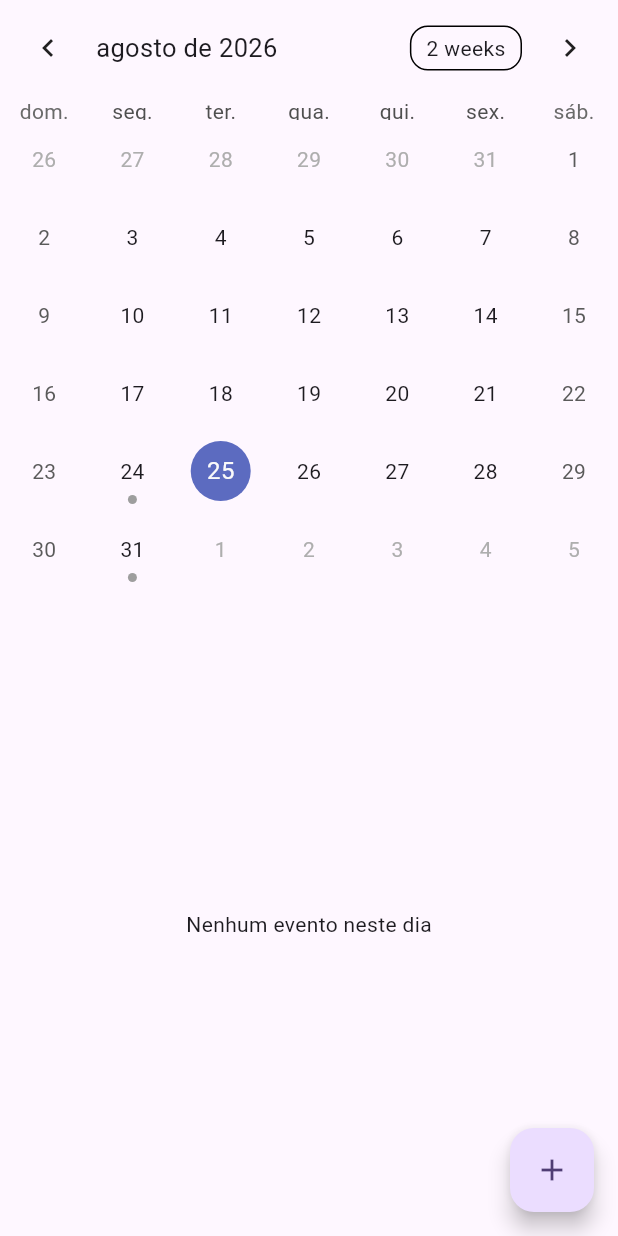
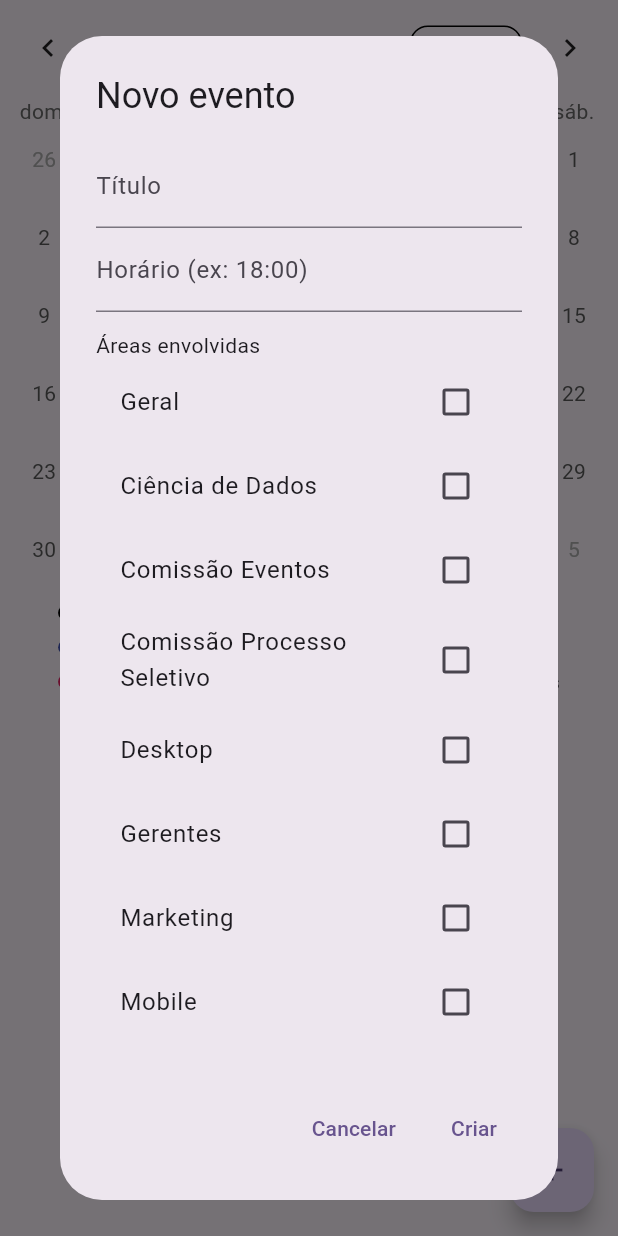
Before and after one commit to miguelcortez1105/AsiApp, a Flutter app: the AbaCalendario screen opened directly, after a tap on the "add" icon, on a phone screen of 412 x 824 dp. Run offline on Flutter 3.47's test engine with Material 3 defaults, Android fonts, the phone set to English and light mode, and no system bars; drawn by our look-alikes of table_calendar; our stand-ins replace firebase_core, image_cropper, image_picker; accounts and stored records are empty.

Commit message:
adiciona lista de eventos, formulario de criar evento, cores por area e legenda

```diff
--- a/lib/feature/home/screens/aba_calendario.dart
+++ b/lib/feature/home/screens/aba_calendario.dart
@@ -29,17 +29,17 @@ class _AbaCalendarioState extends State<AbaCalendario> {
   };
 
   final Map<String, Color> _coresPorArea = {
-    'Geral': Colors.blue,
-    'Mobile': Colors.green,
-    'Comissão Eventos': Colors.pink,
-    'Comissão Processo Seletivo': Colors.deepPurple,
+    'Geral': Colors.black,
+    'Ciência de Dados': Colors.teal,
+    'Comissão Eventos': Colors.brown,
+    'Comissão Processo Seletivo': Colors.indigo,
+    'Desktop':Colors.green,
+    'Gerentes': Colors.amber,
+    'Marketing': Colors.pink,
+    'Mobile': Colors.deepPurple,
+    'Presidência':Colors.red,
+    'RH': Colors.cyan,
     'Vendas': Colors.orange,
-    'Marketing': Colors.red,
-    'Ciência de Dados': Colors.teal,
-    'Desktop': Colors.indigo,
-    'RH': Colors.brown,
-    'Presidência': Colors.black,
-    'Gerentes': Colors.amber,
   };
 
   @override
@@ -52,6 +52,122 @@ class _AbaCalendarioState extends State<AbaCalendario> {
     final diaSemHora = DateTime.utc(dia.year, dia.month, dia.day);
     return _eventosSimulados[diaSemHora] ?? [];
   }
+
+  void _abrirFormularioEvento() {
+    final tituloController = TextEditingController();
+    final horarioController = TextEditingController();
+    List<String> areasSelecionadas = [];
+
+    showDialog(
+      context: context,
+      builder: (context) {
+        return StatefulBuilder(
+          builder: (context, setStateDialog) {
+            return AlertDialog(
+              title: const Text('Novo evento'),
+              content: SingleChildScrollView(
+                child: Column(
+                  mainAxisSize: MainAxisSize.min,
+                  children: [
+                    TextField(
+                      controller: tituloController,
+                      decoration: const InputDecoration(labelText: 'Título'),
+                    ),
+                    TextField(
+                      controller: horarioController,
+                      decoration: const InputDecoration(labelText: 'Horário (ex: 18:00)'),
+                    ),
+                    const SizedBox(height: 12),
+                    const Align(
+                      alignment: Alignment.centerLeft,
+                      child: Text('Áreas envolvidas'),
+                    ),
+                    ..._coresPorArea.keys.map((area) {
+                      return CheckboxListTile(
+                        title: Text(area),
+                        value: areasSelecionadas.contains(area),
+                        onChanged: (marcado) {
+                          setStateDialog(() {
+                            if (marcado == true) {
+                              areasSelecionadas.add(area);
+                            } else {
+                              areasSelecionadas.remove(area);
+                            }
+                          });
+                        },
+                      );
+                    }),
+                  ],
+                ),
+              ),
+              actions: [
+                TextButton(
+                  onPressed: () => Navigator.pop(context),
+                  child: const Text('Cancelar'),
+                ),
+                TextButton(
+                  onPressed: () {
+                    if (tituloController.text.trim().isEmpty) return;
+                    if (areasSelecionadas.isEmpty) return;
+
+                    final diaEscolhido = _diaSelecionado ?? _diaFocado;
+                    final diaSemHora = DateTime.utc(
+                      diaEscolhido.year,
+                      diaEscolhido.month,
+                      diaEscolhido.day,
+                    );
+
+                    setState(() {
+                      _eventosSimulados.putIfAbsent(diaSemHora, () => []);
+                      _eventosSimulados[diaSemHora]!.add(
+                        Evento(
+                          titulo: tituloController.text.trim(),
+                          horario: horarioController.text.trim(),
+                          areas: areasSelecionadas,
+                        ),
+                      );
+                    });
+
+                    Navigator.pop(context);
+                  },
+                  child: const Text('Criar'),
+                ),
+              ],
+            );
+          },
+        );
+      },
+    );
+  }
+Widget _buildLegenda() {
+  return Padding(
+    padding: const EdgeInsets.symmetric(horizontal: 12, vertical: 8),
+    child: Wrap(
+      spacing: 12,
+      runSpacing: 6,
+      children: _coresPorArea.entries.map((entrada) {
+        return Row(
+          mainAxisSize: MainAxisSize.min,
+          children: [
+            Container(
+              width: 10,
+              height: 10,
+              decoration: BoxDecoration(
+                color: entrada.value,
+                shape: BoxShape.circle,
+              ),
+            ),
+            const SizedBox(width: 4),
+            Text(
+              entrada.key,
+              style: const TextStyle(fontSize: 12),
+            ),
+          ],
+        );
+      }).toList(),
+    ),
+  );
+}
 
   @override
   Widget build(BuildContext context) {
@@ -75,9 +191,12 @@ class _AbaCalendarioState extends State<AbaCalendario> {
               markerBuilder: (context, dia, eventos) {
                 if (eventos.isEmpty) return null;
 
-                final coresDoDia = eventos
-                    .map((evento) => _coresPorArea[(evento as Evento).areas] ?? Colors.grey)
-                    .toSet();
+                final coresDoDia = <Color>{};
+                for (final evento in eventos) {
+                  for (final area in (evento as Evento).areas) {
+                    coresDoDia.add(_coresPorArea[area] ?? Colors.grey);
+                  }
+                }
 
                 return Positioned(
                   bottom: 4,
@@ -99,6 +218,8 @@ class _AbaCalendarioState extends State<AbaCalendario> {
               },
             ),
           ),
+
+          _buildLegenda(),
           const SizedBox(height: 16),
           Expanded(
             child: _eventosDoDia(_diaSelecionado ?? _diaFocado).isEmpty
@@ -110,7 +231,7 @@ class _AbaCalendarioState extends State<AbaCalendario> {
                       return ListTile(
                         leading: const Icon(Icons.event),
                         title: Text(evento.titulo),
-                        subtitle: Text(evento.horario),
+                        subtitle: Text('${evento.horario} • ${evento.areas.join(', ')}'),
                       );
                     },
                   ),
@@ -118,13 +239,11 @@ class _AbaCalendarioState extends State<AbaCalendario> {
         ],
       ),
       floatingActionButton: _podeEditarEventos
-          ? FloatingActionButton(
-              onPressed: () {
-                // TODO: abrir tela/formulário de criar evento
-              },
-              child: const Icon(Icons.add),
-            )
-          : null,
+        ? FloatingActionButton(
+            onPressed: _abrirFormularioEvento,
+            child: const Icon(Icons.add),
+          )
+        : null,
     );
   }
 }
```
Also changed, not shown: lib/main.dart (line endings or trailing spaces).
